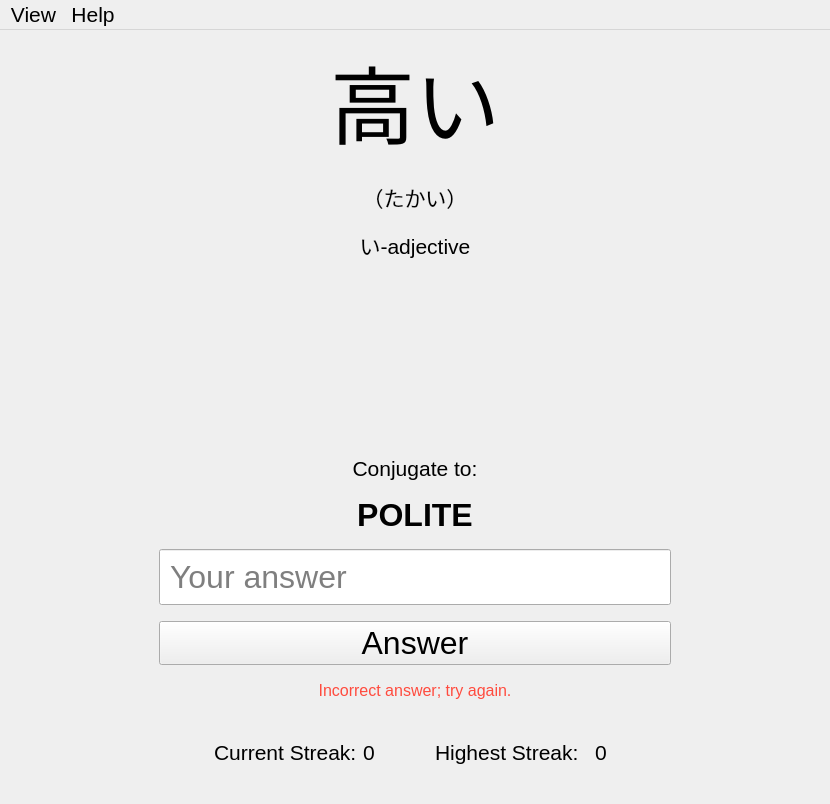
Above: ui/kaeru.ui from purewave0/kaeru before the change. Below: the same form after it.
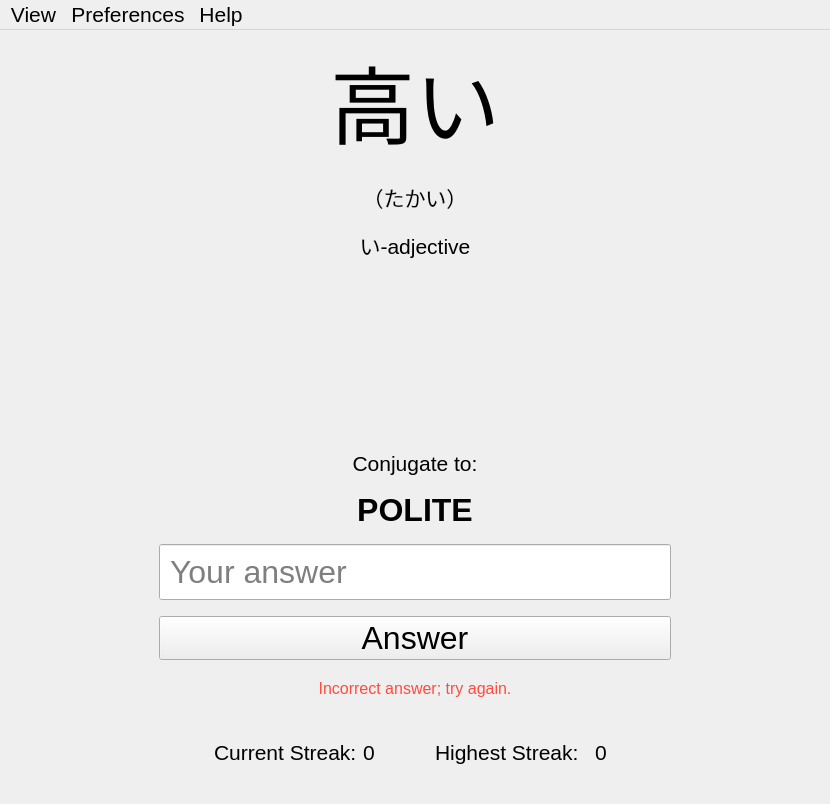
That is the form after the change. Icons and pictures are not drawn.

Commit message: feat(ui): add option to reveal the answer on incorrect attempts

Patch:
```diff
--- a/ui/kaeru.ui
+++ b/ui/kaeru.ui
@@ -207,6 +207,12 @@
       <property name="enabled">
        <bool>true</bool>
       </property>
+      <property name="minimumSize">
+       <size>
+        <width>0</width>
+        <height>24</height>
+       </size>
+      </property>
       <property name="font">
        <font>
         <pointsize>12</pointsize>
@@ -398,7 +404,14 @@
     </property>
     <addaction name="action_about"/>
    </widget>
+   <widget class="QMenu" name="menuPreferences">
+    <property name="title">
+     <string>Preferences</string>
+    </property>
+    <addaction name="option_reveal_answer_on_failure"/>
+   </widget>
    <addaction name="menuView"/>
+   <addaction name="menuPreferences"/>
    <addaction name="menuHelp"/>
   </widget>
   <widget class="QStatusBar" name="statusbar">
```
Left out of the diff: 14 changed lines with no effect on the pictures. The commit also changes 2 other files.
